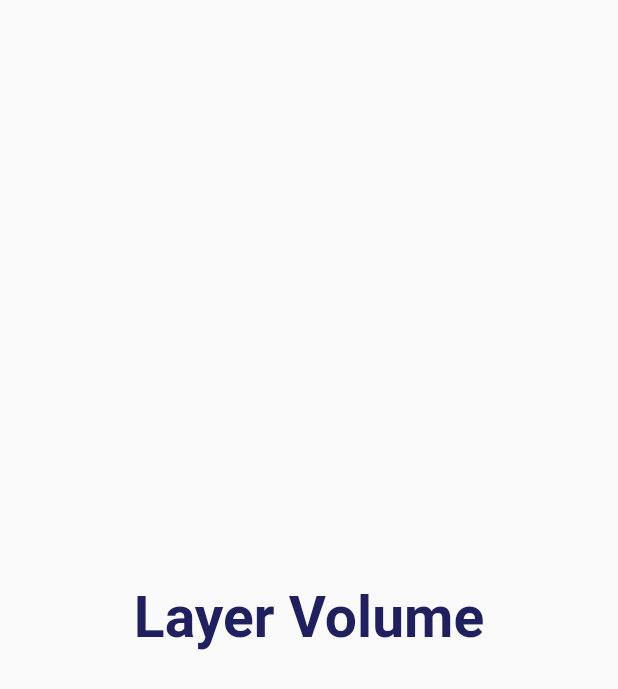
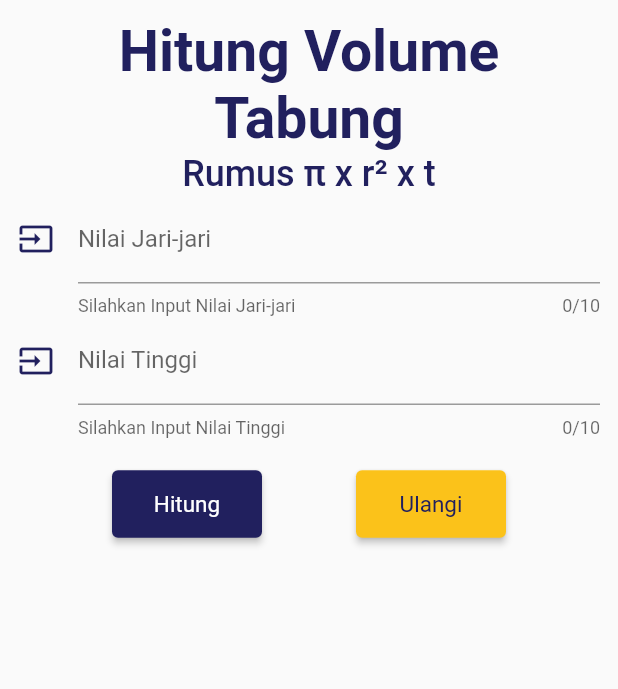
Before and after one commit to Azlan-saja/app_6sib1, a Flutter app: the MyVolume widget shown alone on an empty page, opened directly, on a phone screen of 412 x 824 dp. Shown: the top 689 px of the screen. Run offline on Flutter 3.47's test engine with Material 2 defaults, Android fonts, the phone set to English and light mode, and no system bars; network calls fail.

Commit message:
Review UTS

```diff
--- a/lib/pages/volume.dart
+++ b/lib/pages/volume.dart
@@ -10,23 +10,97 @@ class MyVolume extends StatefulWidget {
 
 class _MyVolumeState extends State<MyVolume> {
   final GlobalKey<FormState> _formKey = GlobalKey<FormState>();
-
-  TextEditingController nilaiPanjang = TextEditingController();
-  TextEditingController nilaiLebar = TextEditingController();
-  TextEditingController hasilLuas = TextEditingController();
-
-  @override
-  void dispose() {
-    super.dispose();
-    nilaiPanjang.clear();
-    nilaiLebar.clear();
-    hasilLuas.clear();
-  }
+  final TextEditingController nilaiJarijari = TextEditingController();
+  final TextEditingController nilaiTinggi = TextEditingController();
+  final TextEditingController hasilVolume = TextEditingController();
 
   @override
   Widget build(BuildContext context) {
-     return const Center(
-      child: MyTextBesar(text: 'Layer Volume'),
+    return Padding(
+      padding: const EdgeInsets.all(12.0),
+      child: Form(
+        key: _formKey,
+        child: Column(
+          crossAxisAlignment: CrossAxisAlignment.center,
+          children: [
+            const MyTextBesar(text: 'Hitung Volume'),
+            const MyTextBesar(text: 'Tabung'),
+            const MyTextSedang(text: 'Rumus π x r² x t'),
+            MyTextFormField(
+              maxLength: 10,
+              keyboardType: TextInputType.number,
+              icon: Icons.input,
+              labelText: 'Nilai Jari-jari',
+              helperText: 'Silahkan Input Nilai Jari-jari',
+              controller: nilaiJarijari,
+              validator: (p0) {
+                return (p0 == null || p0.isEmpty)
+                    ? 'Nilai Jari-jari Tidak Boleh Kosong!'
+                    : null;
+              },
+            ),
+            MyTextFormField(
+              maxLength: 10,
+              keyboardType: TextInputType.number,
+              icon: Icons.input,
+              labelText: 'Nilai Tinggi',
+              helperText: 'Silahkan Input Nilai Tinggi',
+              controller: nilaiTinggi,
+              validator: (p0) {
+                return (p0 == null || p0.isEmpty)
+                    ? 'Nilai Tinggi Tidak Boleh Kosong!'
+                    : null;
+              },
+            ),
+            const SizedBox(
+              height: 20,
+            ),
+            Row(
+              mainAxisAlignment: MainAxisAlignment.spaceEvenly,
+              children: [
+                MyElevatedButtonSubmit(
+                    onPressed: () {
+                      if (_formKey.currentState!.validate()) {
+                        double result = 0;
+                        result = 3.14 *
+                            (double.parse(nilaiJarijari.text) *
+                                double.parse(nilaiJarijari.text)) *
+                            double.parse(nilaiTinggi.text);
+                        hasilVolume.text = result.toString();
+
+                        return showDialog<void>(
+                          context: context,
+                          builder: (BuildContext context) => AlertDialog(
+                            title: const MyTextBesar(text: 'Hasil'),
+                            content: MyTextKecil(
+                                text:
+                                    'π x r² x t = Volume\n\n 3.14 x ( ${nilaiJarijari.text} x ${nilaiJarijari.text} ) x ${nilaiTinggi.text} = ${hasilVolume.text}'),
+                            actions: <TextButton>[
+                              TextButton(
+                                onPressed: () {
+                                  Navigator.pop(context);
+                                },
+                                child: const Text('Close'),
+                              )
+                            ],
+                          ),
+                        );
+                      }
+                      // print(nilaiPanjang * nilaiLebar);
+                    },
+                    text: 'Hitung'),
+                MyElevatedButtonCancel(
+                    onPressed: () {
+                      nilaiJarijari.clear();
+                      nilaiTinggi.clear();
+                      hasilVolume.clear();
+                    },
+                    text: 'Ulangi'),
+              ],
+            ),
+          ],
+        ),
+      ),
     );
   }
 }
```
Also changed, not shown: lib/login.dart (+59 -7 lines).
